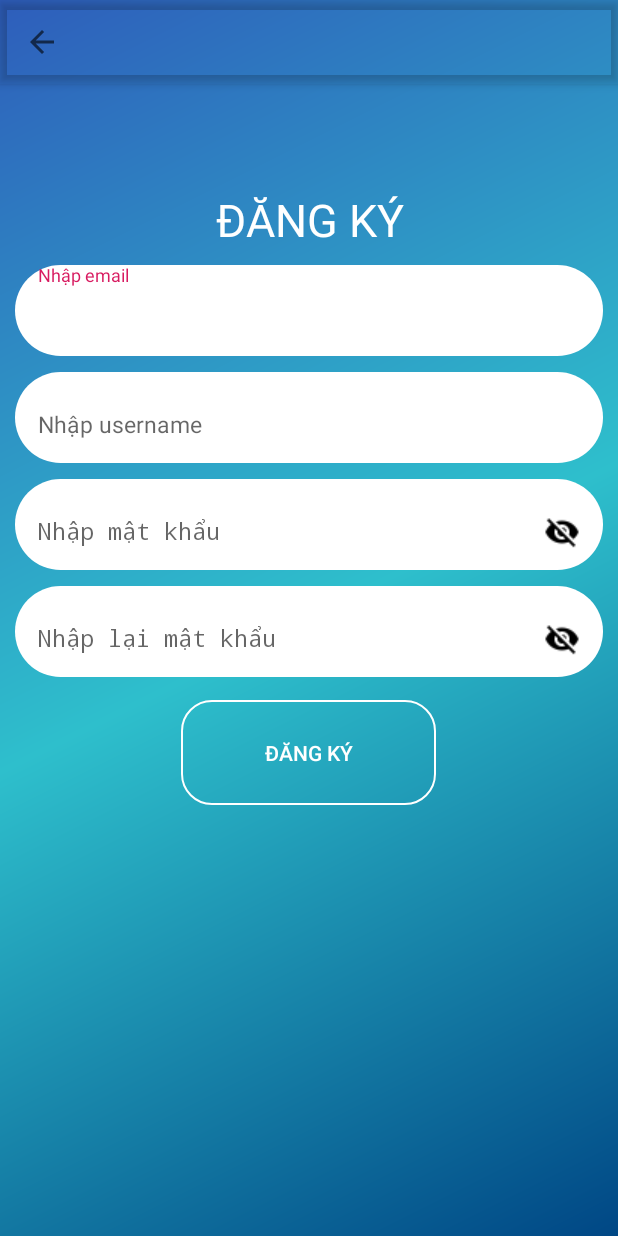
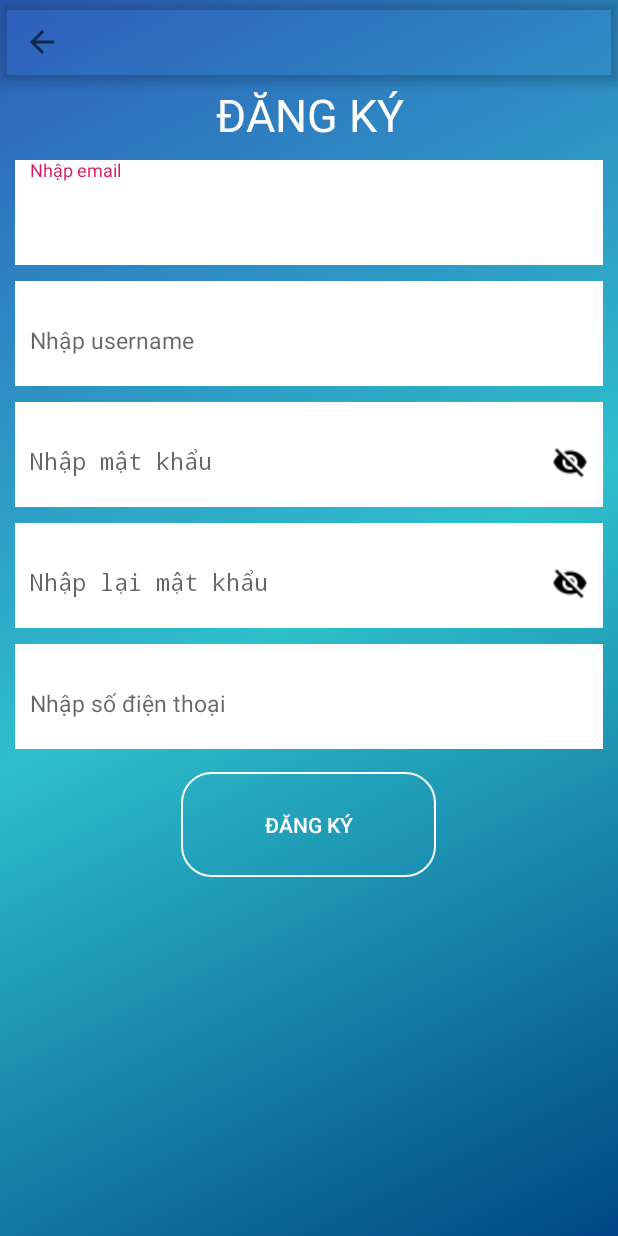
Before and after one commit to ThanhQvanVnnn/AppTinTuc, an Android app: the screen it shows after launch (DangKy), in the side drawer, after a tap on "Đăng kí", on a phone screen of 412 x 824 dp. Run offline under Robolectric (Android 15) with nearby library versions, the phone set to English and light mode, and no system bars; libraries missing offline, so code that uses them is left out: dmax.dialog; 3 statements that could not run were skipped.

Commit message:
xong đăng nhập và giao diện đăng ký

```diff
--- a/app/src/main/java/com/example/apptintuc/DangKy.java
+++ b/app/src/main/java/com/example/apptintuc/DangKy.java
@@ -1,20 +1,24 @@
 package com.example.apptintuc;
 
+import android.support.design.widget.TextInputLayout;
 import android.support.v7.app.AppCompatActivity;
 import android.os.Bundle;
 import android.support.v7.widget.Toolbar;
+import android.util.Patterns;
 import android.view.View;
 import android.widget.Button;
+import android.widget.EditText;
 
 import com.example.apptintuc.CustomView.CustomEditText;
 import com.example.apptintuc.CustomView.PassWordEditText;
 import com.example.apptintuc.Object.EditTextInPut;
-import com.example.apptintuc.R;
 
-public class DangKy extends AppCompatActivity implements View.OnClickListener {
+public class DangKy extends AppCompatActivity implements View.OnClickListener, View.OnFocusChangeListener {
 
-    private CustomEditText editTextInPut_email,editTextInPut_userName;
+    private CustomEditText customEditText_email,customEditText_userName,customEditText_sdt;
     private PassWordEditText passWordEditText_pass,passWordEditText_repass;
+    private TextInputLayout editTextInPut_userName,editTextInPut_email,editTextInPut_matkhau,editTextInPut_nhaplaimatkhau
+            ,editTextInPut_sdt;
     private Button button_register;
     private Toolbar toolbar;
 
@@ -24,13 +28,25 @@ public class DangKy extends AppCompatActivity implements View.OnClickListener {
         setContentView(R.layout.activity_dang_ky);
         firstInit();
         button_register.setOnClickListener(this);
+        customEditText_userName.setOnFocusChangeListener(this);
+        customEditText_email.setOnFocusChangeListener(this);
+        passWordEditText_repass.setOnFocusChangeListener(this);
+        customEditText_sdt.setOnFocusChangeListener(this);
+        passWordEditText_pass.setOnFocusChangeListener(this);
     }
 
     private void firstInit() {
-        editTextInPut_email = findViewById(R.id.email);
-        editTextInPut_userName = findViewById(R.id.userName);
+        customEditText_email = findViewById(R.id.email);
+        customEditText_userName = findViewById(R.id.userName);
+        customEditText_sdt = findViewById(R.id.sdt);
         passWordEditText_pass = findViewById(R.id.passWord);
         passWordEditText_repass = findViewById(R.id.nhaplai_passWord);
+        editTextInPut_userName = findViewById(R.id.edittextinputuserName);
+        editTextInPut_email = findViewById(R.id.edittextinput_email);
+        editTextInPut_matkhau = findViewById(R.id.edittextinput_matkhau);
+        editTextInPut_nhaplaimatkhau = findViewById(R.id.edittextinput_nhaplaimatkhau);
+        editTextInPut_sdt = findViewById(R.id.edittextinput_sodienthoai);
+
         button_register = findViewById(R.id.button_register);
         toolbar = findViewById(R.id.toolbar);
         toolbar.setTitle("");
@@ -54,4 +70,75 @@ public class DangKy extends AppCompatActivity implements View.OnClickListener {
         onBackPressed();
         return true;
     }
+
+    @Override
+    public void onFocusChange(View v, boolean hasFocus) {
+        int id = v.getId();
+        String chuoi;
+        if(!hasFocus){
+            chuoi = ((EditText) v).getText().toString();
+            switch (id){
+                case R.id.email:
+                    Boolean kiemtra = Patterns.EMAIL_ADDRESS.matcher(chuoi).matches();
+                    if (chuoi.trim().equals("")) {
+                        editTextInPut_email.setErrorEnabled(true);
+                        editTextInPut_email.setError("Vui lòng không bỏ trống");
+                    } else if (!kiemtra) {
+                        editTextInPut_email.setErrorEnabled(true);
+                        editTextInPut_email.setError("Địa chỉ email sai");
+                    } else {
+                        editTextInPut_email.setErrorEnabled(false);
+                        editTextInPut_email.setError("");
+                    }
+                    break;
+                case R.id.userName:
+                    chuoi = ((EditText) v).getText().toString();
+                        if (chuoi.trim().equals("")) {
+                            editTextInPut_userName.setErrorEnabled(true);
+                            editTextInPut_userName.setError("Vui lòng không bỏ trống");
+                        } else {
+                            editTextInPut_userName.setErrorEnabled(false);
+                            editTextInPut_userName.setError("");
+                        }
+
+                    break;
+                case R.id.sdt:
+                    chuoi = ((EditText) v).getText().toString();
+                        if (chuoi.trim().equals("")) {
+                            editTextInPut_sdt.setErrorEnabled(true);
+                            editTextInPut_sdt.setError("Vui lòng không bỏ trống");
+                        } else {
+                            editTextInPut_sdt.setErrorEnabled(false);
+                            editTextInPut_sdt.setError("");
+                        }
+
+                    break;
+                case R.id.passWord:
+                    chuoi = ((EditText) v).getText().toString().trim();
+                        if (chuoi.trim().equals("")) {
+                            editTextInPut_matkhau.setErrorEnabled(true);
+                            editTextInPut_matkhau.setError("Vui lòng không bỏ trống");
+                        } else {
+                            editTextInPut_matkhau.setErrorEnabled(false);
+                            editTextInPut_matkhau.setError("");
+                        }
+
+                    break;
+                case R.id.nhaplai_passWord:
+                   String chuoi1 = passWordEditText_pass.getText().toString().trim();
+                    chuoi = ((EditText) v).getText().toString().trim();
+                    if (chuoi.trim().equals("")) {
+                        editTextInPut_nhaplaimatkhau.setErrorEnabled(true);
+                        editTextInPut_nhaplaimatkhau.setError("Vui lòng không bỏ trống");
+                    }else if(!chuoi1.equals(chuoi)){
+                        editTextInPut_nhaplaimatkhau.setErrorEnabled(true);
+                        editTextInPut_nhaplaimatkhau.setError("Mật khẩu nhập lại không đúng");
+                    }else {
+                        editTextInPut_nhaplaimatkhau.setErrorEnabled(false);
+                        editTextInPut_nhaplaimatkhau.setError("");
+                    }
+                    break;
+            }
+        }
+    }
 }
--- a/app/src/main/java/com/example/apptintuc/MainActivity.java
+++ b/app/src/main/java/com/example/apptintuc/MainActivity.java
@@ -3,7 +3,9 @@ package com.example.apptintuc;
 import android.app.Activity;
 import android.app.AlertDialog;
 import android.content.Intent;
+import android.content.SharedPreferences;
 import android.os.Bundle;
+import android.preference.PreferenceManager;
 import android.support.annotation.Nullable;
 import android.support.design.widget.NavigationView;
 import android.support.design.widget.TabLayout;
@@ -16,11 +18,16 @@ import android.support.v7.widget.Toolbar;
 import android.util.Log;
 import android.view.Menu;
 import android.view.MenuItem;
+import android.view.View;
+import android.widget.TextView;
+import android.widget.Toast;
 
 import com.example.apptintuc.Adapter.MainPagerAdapter;
 import com.example.apptintuc.Api.ApiService;
 import com.example.apptintuc.GetDataBase.FromRepository;
 import com.example.apptintuc.Object.DanhMuc;
+import com.example.apptintuc.Object.User;
+import com.google.gson.Gson;
 
 import java.util.ArrayList;
 import java.util.List;
@@ -42,10 +49,11 @@ public class MainActivity extends AppCompatActivity
     private MainPagerAdapter mainPagerAdapter;
     private TabLayout tabLayout;
     private ApiService apiService;
+    private TextView ten_user;
     AlertDialog dialog;
-    Menu menu;
-    MenuItem item_login,item_register,item_logout;
-
+    private User user;
+    SharedPreferences mPrefs ;
+    View header ;
     @Override
     protected void onCreate(Bundle savedInstanceState) {
         super.onCreate(savedInstanceState);
@@ -60,13 +68,15 @@ public class MainActivity extends AppCompatActivity
         drawer = findViewById(R.id.drawer_layout);
         viewPager = findViewById(R.id.viewPager);
         tabLayout = findViewById(R.id.tabLayout);
-
-//        toolbar.setT;
+        user = new User();
         dialog = new SpotsDialog(this);
         dialog.show();
         apiService = FromRepository.getApiService();
         danhMucTinTucFragmentList = new ArrayList<>();
+        header = navigationView.getHeaderView(0);
+        ten_user = header.findViewById(R.id.tenUser);
         danhmuc = new ArrayList<>();
+        mPrefs = PreferenceManager.getDefaultSharedPreferences(this) ;
         mainPagerAdapter = new MainPagerAdapter(getSupportFragmentManager());
         apiService.getDanhMuc("LayDanhSachDanhMuc").enqueue(new Callback<List<DanhMuc>>() {
             @Override
@@ -92,11 +102,15 @@ public class MainActivity extends AppCompatActivity
                 this, drawer, toolbar, R.string.navigation_drawer_open, R.string.navigation_drawer_close);
         drawer.addDrawerListener(toggle);
         toggle.syncState();
+        Gson gson = new Gson();
+        String json = mPrefs.getString("user", "");
+        user = gson.fromJson(json, User.class);
+        LayThongTinUser();
     }
 
     @Override
     public void onBackPressed() {
-        DrawerLayout drawer = (DrawerLayout) findViewById(R.id.drawer_layout);
+        DrawerLayout drawer =  findViewById(R.id.drawer_layout);
         if (drawer.isDrawerOpen(GravityCompat.START)) {
             drawer.closeDrawer(GravityCompat.START);
         } else {
@@ -107,11 +121,7 @@ public class MainActivity extends AppCompatActivity
     @Override
     public boolean onCreateOptionsMenu(Menu menuu) {
         // Inflate the menu; this adds items to the action bar if it is present.
-        menu = menuu;
         getMenuInflater().inflate(R.menu.main, menuu);
-        item_login = menu.findItem(R.id.login);
-        item_register = menu.findItem(R.id.login);
-        item_logout = menu.findItem(R.id.logout);
         return true;
     }
 
@@ -147,7 +157,14 @@ public class MainActivity extends AppCompatActivity
         } else if (id == R.id.luutin) {
 
         } else if (id == R.id.logout) {
-
+            user =null;
+            SharedPreferences.Editor editor = mPrefs.edit();
+            editor.remove("user");
+            editor.commit();
+            ten_user.setText("Bạn cần đăng nhập");
+            ten_user.setTextColor(getResources().getColor(R.color.colorAccent));
+            LayThongTinUser();
+            Toast.makeText(this, "Đã đăng xuất", Toast.LENGTH_SHORT).show();
         }else if (id == R.id.login) {
             intent = new Intent(this,DangNhap.class);
             startActivityForResult(intent,1);
@@ -162,20 +179,33 @@ public class MainActivity extends AppCompatActivity
         return true;
     }
 
+    private void LayThongTinUser(){
+
+        if(user == null){
+            navigationView.getMenu().findItem(R.id.login).setVisible(true);
+            navigationView.getMenu().findItem(R.id.logout).setVisible(false);
+            navigationView.getMenu().findItem(R.id.register).setVisible(true);
+        }else {
+            ten_user.setText(user.getHoten());
+            navigationView.getMenu().findItem(R.id.login).setVisible(false);
+            navigationView.getMenu().findItem(R.id.logout).setVisible(true);
+            navigationView.getMenu().findItem(R.id.register).setVisible(false);
+        }
+    }
+
     @Override
     protected void onActivityResult(int requestCode, int resultCode, @Nullable Intent data) {
         if (requestCode == 1) {
             if(resultCode == Activity.RESULT_OK){
-                String result=data.getStringExtra("result");
-                if(result.equals("ok")) {
-                    item_login.setVisible(false);
-                    item_register.setVisible(false);
-                    item_logout.setVisible(true);
-                }
+
             }
             if (resultCode == Activity.RESULT_CANCELED) {
-                //Write your code if there's no result
+                Gson gson = new Gson();
+                String json = mPrefs.getString("user", "");
+                user = gson.fromJson(json, User.class);
+                LayThongTinUser();
             }
         }
     }
+
 }
--- a/app/src/main/res/layout/activity_dang_ky.xml
+++ b/app/src/main/res/layout/activity_dang_ky.xml
@@ -10,18 +10,15 @@
     <android.support.design.widget.AppBarLayout
         android:background="@android:color/transparent"
         android:layout_width="match_parent"
-        android:layout_marginBottom="50dp"
         android:layout_height="wrap_content">
         <android.support.v7.widget.Toolbar
             android:id="@+id/toolbar"
             android:layout_width="match_parent"
             android:layout_height="?attr/actionBarSize">
-
         </android.support.v7.widget.Toolbar>
 
     </android.support.design.widget.AppBarLayout>
     <TextView
-        android:layout_marginTop="20dp"
         android:layout_gravity="center"
         android:textAllCaps="true"
         android:textSize="30sp"
@@ -32,10 +29,12 @@
         android:layout_height="wrap_content" />
 
     <android.support.design.widget.TextInputLayout
+        android:id="@+id/edittextinput_email"
         android:layout_gravity="center"
-        android:background="@drawable/background_edittext_login"
+        android:background="@color/white"
         android:layout_width="match_parent"
-        android:layout_height="wrap_content"
+        android:layout_height="70dp"
+        android:gravity="center"
         android:layout_marginLeft="10dp"
         android:layout_marginRight="10dp"
         android:layout_marginTop="10dp"
@@ -45,25 +44,23 @@
             android:id="@+id/email"
             android:background="@android:color/transparent"
             android:layout_width="match_parent"
-            android:layout_height="50dp"
+            android:layout_height="40dp"
             android:layout_marginLeft="10dp"
             android:layout_marginRight="10dp"
-            android:paddingTop="5dp"
-            android:paddingBottom="5dp"
             android:singleLine="true"
             android:hint="Nhập email"
-            android:paddingLeft="5dp"
-            android:paddingRight="5dp"
             android:textSize="15sp" />
     </android.support.design.widget.TextInputLayout>
 
     <android.support.design.widget.TextInputLayout
+        android:id="@+id/edittextinputuserName"
         android:layout_gravity="center"
-        android:background="@drawable/background_edittext_login"
+        android:background="@color/white"
         android:layout_width="match_parent"
-        android:layout_height="wrap_content"
+        android:layout_height="70dp"
         android:layout_marginLeft="10dp"
         android:layout_marginRight="10dp"
+        android:gravity="center"
         android:layout_marginTop="5dp"
         android:layout_marginBottom="5dp">
 
@@ -71,15 +68,11 @@
             android:id="@+id/userName"
             android:background="@android:color/transparent"
             android:layout_width="match_parent"
-            android:layout_height="50dp"
+            android:layout_height="40dp"
             android:layout_marginLeft="10dp"
             android:layout_marginRight="10dp"
-            android:paddingTop="5dp"
-            android:paddingBottom="5dp"
             android:singleLine="true"
             android:hint="Nhập username"
-            android:paddingLeft="5dp"
-            android:paddingRight="5dp"
             android:textSize="15sp" />
     </android.support.design.widget.TextInputLayout>
 
@@ -88,9 +81,11 @@
         android:layout_gravity="center"
         android:layout_marginLeft="10dp"
         android:layout_marginRight="10dp"
-        android:background="@drawable/background_edittext_login"
+        android:gravity="center"
+        android:background="@color/white"
+        android:id="@+id/edittextinput_matkhau"
         android:layout_width="match_parent"
-        android:layout_height="wrap_content"
+        android:layout_height="70dp"
         android:layout_marginTop="5dp"
         android:layout_marginBottom="5dp">
 
@@ -98,14 +93,10 @@
             android:id="@+id/passWord"
             android:background="@android:color/transparent"
             android:layout_width="match_parent"
-            android:layout_height="50dp"
+            android:layout_height="40dp"
             android:hint="Nhập mật khẩu"
-            android:paddingLeft="5dp"
-            android:paddingRight="5dp"
             android:layout_marginLeft="10dp"
             android:layout_marginRight="10dp"
-            android:paddingTop="5dp"
-            android:paddingBottom="5dp"
             android:singleLine="true"
             android:textSize="15sp"
             app:useStrike="true" />
@@ -113,10 +104,12 @@
     <android.support.design.widget.TextInputLayout
         android:layout_gravity="center"
         android:layout_marginLeft="10dp"
+        android:id="@+id/edittextinput_nhaplaimatkhau"
         android:layout_marginRight="10dp"
-        android:background="@drawable/background_edittext_login"
+        android:background="@color/white"
         android:layout_width="match_parent"
-        android:layout_height="wrap_content"
+        android:gravity="center"
+        android:layout_height="70dp"
         android:layout_marginTop="5dp"
         android:layout_marginBottom="5dp">
 
@@ -124,17 +117,37 @@
             android:id="@+id/nhaplai_passWord"
             android:background="@android:color/transparent"
             android:layout_width="match_parent"
-            android:layout_height="50dp"
+            android:layout_height="40dp"
             android:hint="Nhập lại mật khẩu"
-            android:paddingLeft="5dp"
-            android:paddingRight="5dp"
             android:layout_marginLeft="10dp"
             android:layout_marginRight="10dp"
-            android:paddingTop="5dp"
-            android:paddingBottom="5dp"
             android:singleLine="true"
             android:textSize="15sp"
             app:useStrike="true" />
+    </android.support.design.widget.TextInputLayout>
+
+    <android.support.design.widget.TextInputLayout
+        android:layout_gravity="center"
+        android:background="@color/white"
+        android:gravity="center"
+        android:id="@+id/edittextinput_sodienthoai"
+        android:layout_width="match_parent"
+        android:layout_height="70dp"
+        android:layout_marginLeft="10dp"
+        android:layout_marginRight="10dp"
+        android:layout_marginTop="5dp"
+        android:layout_marginBottom="5dp">
+
+        <com.example.apptintuc.CustomView.CustomEditText
+            android:id="@+id/sdt"
+            android:background="@android:color/transparent"
+            android:layout_width="match_parent"
+            android:layout_height="40dp"
+            android:layout_marginLeft="10dp"
+            android:layout_marginRight="10dp"
+            android:singleLine="true"
+            android:hint="Nhập số điện thoại"
+            android:textSize="15sp" />
     </android.support.design.widget.TextInputLayout>
 
     <Button
```
Also changed, not shown: app/src/main/java/com/example/apptintuc/DangNhap.java (+26 -12 lines), app/src/main/res/layout/activity_dang_nhap.xml (+10 -19 lines).
